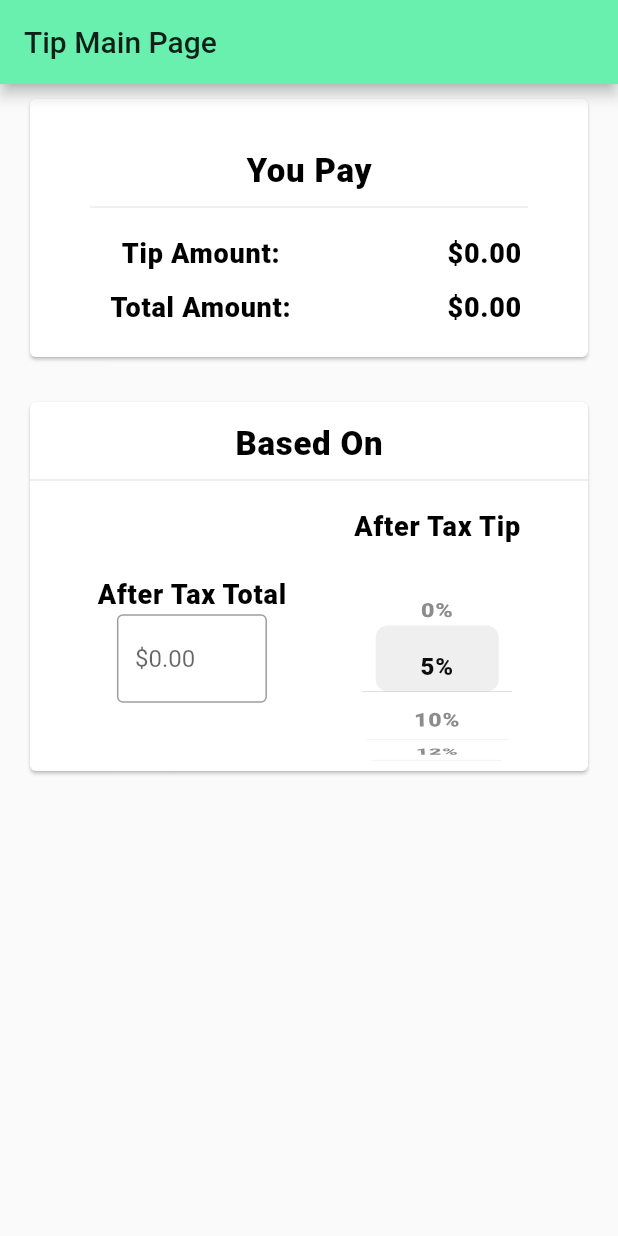
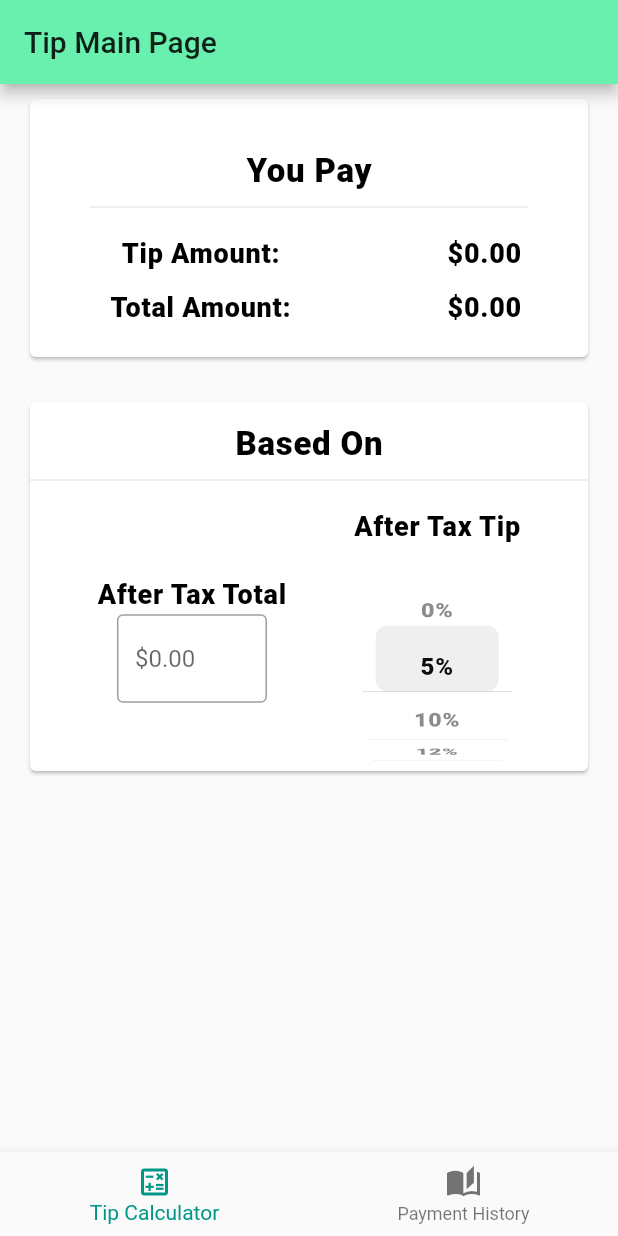
Before and after one commit to desmondgee/tip_and_review, a Flutter app: the screen it shows after launch, after a tap on "5%", on a phone screen of 412 x 824 dp. Run offline on Flutter 3.47's test engine with Material 2 defaults, Android fonts, the phone set to English and light mode, and no system bars; our stand-ins replace shared_preferences.

Commit message:
add payment history page

```diff
--- a/lib/main.dart
+++ b/lib/main.dart
@@ -34,6 +34,15 @@ class TipMain extends StatefulWidget {
 }
 
 class _TipMainState extends State<TipMain> {
+  //==== State Variables ====
+  // TODO - move state variables up here to top.
+
+  //==== Widgets ====
+
+  //==== Helper Functions ====
+
+  int navigationIndex = 0;
+
   final textStyle = TextStyle(
     color: Colors.black,
     fontWeight: FontWeight.w800,
@@ -91,13 +100,12 @@ class _TipMainState extends State<TipMain> {
 
   _loadPrefs() async {
     _disableSave = true;
+    // prevents unexpected null error from .animateToItem on controller by giving time for the list to render.
     await Future.delayed(Duration(seconds: 1));
     final prefs = await SharedPreferences.getInstance();
     // tip index of 5 is default for new user.
     int index = prefs.getInt('tipIndex') ?? 5;
     setState(() {
-      // causes an unexpected null value error if we call immediately
-      // added a 1 second future delay to fix.
       inputTipController.animateToItem(index,
           duration: Duration(seconds: 2), curve: Curves.elasticOut);
     });
@@ -107,8 +115,9 @@ class _TipMainState extends State<TipMain> {
   _saveTip() async {
     if (_disableSave) return;
     final prefs = await SharedPreferences.getInstance();
+    int index = inputTipController.selectedItem;
     setState(() {
-      int index = inputTipController.selectedItem;
+      // TODO - should replace view with spinner until this state is ready.
       prefs.setInt('tipIndex', index);
     });
   }
@@ -137,22 +146,94 @@ class _TipMainState extends State<TipMain> {
     inputTotalController.clear();
   }
 
+  void _navigationBarHandler(int index) {
+    setState(() {
+      navigationIndex = index;
+    });
+  }
+
   @override
   Widget build(BuildContext context) {
     return Scaffold(
       appBar: AppBar(title: Text('Tip Main Page')),
-      body: SingleChildScrollView(
-          child: Column(children: [_youPayBlock(), _basedOnBlock()])),
+      body: _pickBody(),
       floatingActionButton: _isSavable()
           ? FloatingActionButton(
               onPressed: () {
                 _saveToHistory();
               },
-              child: Icon(Icons.archive),
+              child: Icon(Icons.bookmarks_outlined),
               backgroundColor: Colors.teal,
+              tooltip: "Save Payments To History",
             )
           : null,
+      bottomNavigationBar: BottomNavigationBar(
+        items: const <BottomNavigationBarItem>[
+          BottomNavigationBarItem(
+            icon: Icon(Icons.calculate_outlined),
+            label: 'Tip Calculator',
+          ),
+          BottomNavigationBarItem(
+            icon: Icon(Icons.auto_stories),
+            label: 'Payment History',
+          ),
+        ],
+        currentIndex: navigationIndex,
+        selectedItemColor: Colors.teal,
+        onTap: _navigationBarHandler,
+      ),
     );
+  }
+
+  Widget _pickBody() {
+    switch (navigationIndex) {
+      case 0:
+        return _tipCalculatorBody();
+      default:
+        return _paymentHistoryBody();
+    }
+  }
+
+  Widget _tipCalculatorBody() {
+    return SingleChildScrollView(
+        child: Column(children: [_youPayBlock(), _basedOnBlock()]));
+  }
+
+  Iterable<Map<String, dynamic>> history;
+
+  void _loadHistory() async {
+    final prefs = await SharedPreferences.getInstance();
+    List<String> jsonStrings = prefs.getStringList("history") ?? [];
+    Iterable<Map<String, dynamic>> jsonEntries =
+        jsonStrings.map((e) => jsonDecode(e));
+
+    setState(() {
+      history = jsonEntries;
+    });
+  }
+
+  Widget _spinner() {
+    return Center(
+        child: Container(
+            margin: EdgeInsets.only(top: 100),
+            child: CircularProgressIndicator()));
+  }
+
+  Widget _paymentHistoryBody() {
+    if (history == null) {
+      _loadHistory();
+      return _spinner();
+    }
+
+    // return _spinner();
+    return ListView.builder(
+        padding: const EdgeInsets.all(8),
+        itemCount: history.length,
+        itemBuilder: (BuildContext context, int index) {
+          // int taxedTotalCents = history.elementAt(index)["taxedTotalCents"];
+          // String formattedTaxedTotal = Currency.formatCents(taxedTotalCents);
+          return ListTile(title: Text("HELLO"));
+        });
   }
 
   Widget _youPayBlock() {
@@ -261,8 +342,6 @@ class _TipMainState extends State<TipMain> {
                               child: TextField(
                                   controller: inputTotalController,
                                   keyboardType: TextInputType.number,
-                                  // onChanged: (value) =>
-                                  //     setState(() => inputTotal = value),
                                   // don't need to set any variables b/c controller contains updated value.
                                   onChanged: (value) => setState(() => null),
                                   inputFormatters: [
```
